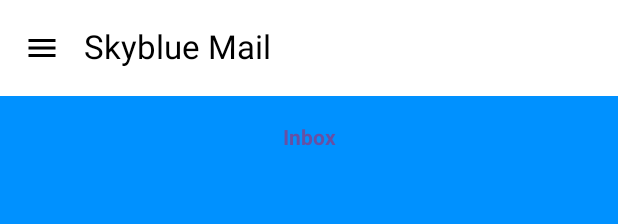
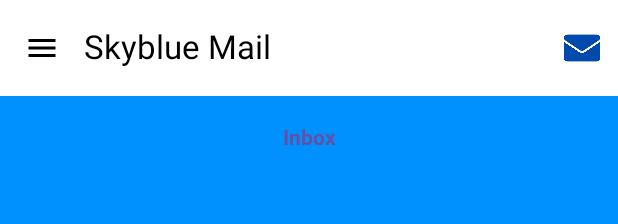
Before and after one commit to prasanth9689/Skyblue-Mail-Android, an Android app built with Jetpack Compose: the @Preview function BasicCustomNavigation, on a phone screen of 412 x 824 dp. Shown: the top 224 px of the screen. Run offline under Robolectric (Android 15) with nearby library versions, the phone set to English and light mode, and no system bars.

Commit message:
Side navbar updated

```diff
--- a/app/src/main/AndroidManifest.xml
+++ b/app/src/main/AndroidManifest.xml
@@ -1,6 +1,8 @@
 <?xml version="1.0" encoding="utf-8"?>
 <manifest xmlns:android="http://schemas.android.com/apk/res/android"
     xmlns:tools="http://schemas.android.com/tools">
+
+    <uses-permission android:name="android.permission.INTERNET" />
 
     <application
         android:allowBackup="true"
@@ -13,10 +15,10 @@
         android:theme="@style/Theme.SkyblueMailAndroid"
         tools:targetApi="31">
         <activity
-            android:name=".MainActivity"
+            android:name=".LoginActivity"
             android:exported="false" />
         <activity
-            android:name=".LoginActivity"
+            android:name=".MainActivity"
             android:exported="true"
             android:label="@string/app_name"
             android:theme="@style/Theme.SkyblueMailAndroid">
--- a/app/src/main/java/com/skyblue/mail/MainActivity.kt
+++ b/app/src/main/java/com/skyblue/mail/MainActivity.kt
@@ -4,6 +4,7 @@ import android.os.Bundle
 import androidx.activity.ComponentActivity
 import androidx.activity.compose.setContent
 import androidx.activity.enableEdgeToEdge
+import androidx.compose.foundation.Image
 import androidx.compose.foundation.background
 import androidx.compose.foundation.layout.Column
 import androidx.compose.foundation.layout.fillMaxHeight
@@ -13,12 +14,8 @@ import androidx.compose.foundation.layout.padding
 import androidx.compose.foundation.layout.requiredWidth
 import androidx.compose.foundation.layout.size
 import androidx.compose.material.icons.Icons
-import androidx.compose.material.icons.filled.AccountCircle
 import androidx.compose.material.icons.filled.ArrowBack
-import androidx.compose.material.icons.filled.Face
 import androidx.compose.material.icons.filled.Menu
-import androidx.compose.material.icons.filled.Settings
-import androidx.compose.material3.CenterAlignedTopAppBar
 import androidx.compose.material3.Divider
 import androidx.compose.material3.DrawerState
 import androidx.compose.material3.DrawerValue
@@ -75,6 +72,11 @@ fun screenName(screen: String): String {
         Screens.SentScreen -> "Sent"
         Screens.DraftsScreen -> "Drafts"
         Screens.ImportantScreen -> "Important"
+        Screens.SpamScreen -> "Spam"
+        Screens.TrashScreen -> "Trash"
+        Screens.CalendarScreen -> "Calendar"
+        Screens.SettingsScreen -> "Settings"
+        Screens.LogoutScreen -> "Logout"
         else -> ""
     }
 }
@@ -247,6 +249,16 @@ fun TopBar(
             titleContentColor = colorResource(R.color.black),
         ),
         title = { Text("Skyblue Mail") },
+        actions = {
+            // Replace with your image resource
+            Image(
+                painter = painterResource(id = R.drawable.logo),
+                contentDescription = "Logo",
+                modifier = Modifier
+                    .size(32.dp)
+                    .padding(end = 8.dp)
+            )
+        },
         navigationIcon = {
             if (showPreviousButton) {
                 GoBackButton(onClick = { onBackPressed() })
@@ -347,6 +359,73 @@ fun NavigationDrawer(
                     scope.launch { drawerState.close() }
                 }
                 Divider()
+
+                // new to
+                DrawerItem(
+                    Screens.SpamScreen,
+                    icon = {Icon(painter = painterResource(id = R.drawable.ic_spam),
+                        contentDescription = "Spam",
+                        modifier = Modifier.size(25.dp))}
+                ) {
+                    onScreenChanged(Screens.SpamScreen)
+                    scope.launch { drawerState.close() }
+                }
+                Divider()
+
+                DrawerItem(
+                    Screens.TrashScreen,
+                    icon = {Icon(painter = painterResource(id = R.drawable.ic_trash),
+                        contentDescription = "Trash",
+                        modifier = Modifier.size(25.dp))}
+                ) {
+                    onScreenChanged(Screens.TrashScreen)
+                    scope.launch { drawerState.close() }
+                }
+                Divider()
+
+                DrawerItem(
+                    Screens.CalendarScreen,
+                    icon = {Icon(painter = painterResource(id = R.drawable.ic_calendar),
+                        contentDescription = "Calendar",
+                        modifier = Modifier.size(25.dp))}
+                ) {
+                    onScreenChanged(Screens.CalendarScreen)
+                    scope.launch { drawerState.close() }
+                }
+                Divider()
+
+                DrawerItem(
+                    Screens.CalendarScreen,
+                    icon = {Icon(painter = painterResource(id = R.drawable.ic_calendar),
+                        contentDescription = "Calendar",
+                        modifier = Modifier.size(25.dp))}
+                ) {
+                    onScreenChanged(Screens.CalendarScreen)
+                    scope.launch { drawerState.close() }
+                }
+                Divider()
+
+                DrawerItem(
+                    Screens.SettingsScreen,
+                    icon = {Icon(painter = painterResource(id = R.drawable.ic_settings),
+                        contentDescription = "Settings",
+                        modifier = Modifier.size(25.dp))}
+                ) {
+                    onScreenChanged(Screens.SettingsScreen)
+                    scope.launch { drawerState.close() }
+                }
+                Divider()
+
+                DrawerItem(
+                    Screens.LogoutScreen,
+                    icon = {Icon(painter = painterResource(id = R.drawable.ic_settings),
+                        contentDescription = "Logout",
+                        modifier = Modifier.size(25.dp))}
+                ) {
+                    onScreenChanged(Screens.LogoutScreen)
+                    scope.launch { drawerState.close() }
+                }
+                Divider()
             }
         },
     ) {
```
Also changed, not shown: app/src/main/res/drawable/logo.png (added).
